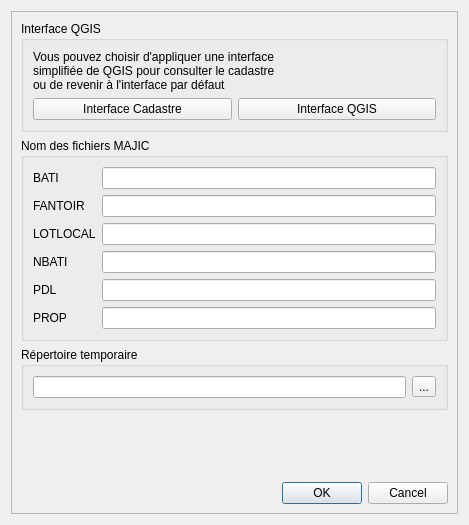
The window that forms/cadastre_option_form.ui (3liz/QgisCadastrePlugin) describes before a commit, drawn with Qt 5.
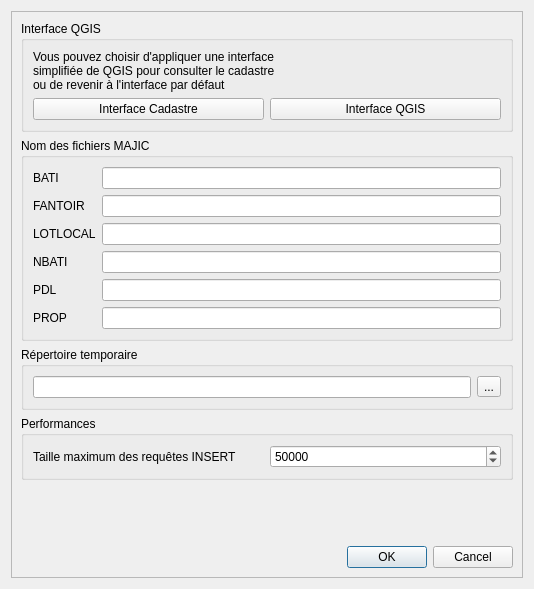
The same window after the commit. Icons and pictures are not drawn.

Commit message: Import - ajout d'une option pour configurer le nombre de ligne INSERT max

The edit to the form file:
```diff
--- a/forms/cadastre_option_form.ui
+++ b/forms/cadastre_option_form.ui
@@ -6,8 +6,8 @@
    <rect>
     <x>0</x>
     <y>0</y>
-    <width>469</width>
-    <height>525</height>
+    <width>534</width>
+    <height>589</height>
    </rect>
   </property>
   <property name="windowTitle">
@@ -24,8 +24,8 @@
        <rect>
         <x>0</x>
         <y>0</y>
-        <width>449</width>
-        <height>505</height>
+        <width>514</width>
+        <height>569</height>
        </rect>
       </property>
       <layout class="QVBoxLayout" name="verticalLayout_2">
@@ -165,6 +165,39 @@
          </layout>
         </widget>
        </item>
+       <item>
+        <widget class="QGroupBox" name="groupBox_3">
+         <property name="title">
+          <string>Performances</string>
+         </property>
+         <layout class="QVBoxLayout" name="verticalLayout_5">
+          <item>
+           <layout class="QHBoxLayout" name="horizontalLayout_2">
+            <item>
+             <widget class="QLabel" name="label_7">
+              <property name="text">
+               <string>Taille maximum des requêtes INSERT</string>
+              </property>
+             </widget>
+            </item>
+            <item>
+             <widget class="QSpinBox" name="inMaxInsertRows">
+              <property name="minimum">
+               <number>1000</number>
+              </property>
+              <property name="maximum">
+               <number>1000000</number>
+              </property>
+              <property name="value">
+               <number>50000</number>
+              </property>
+             </widget>
+            </item>
+           </layout>
+          </item>
+         </layout>
+        </widget>
+       </item>
        <item>
         <spacer name="verticalSpacer">
          <property name="orientation">
```
The commit also changes 3 other files.
